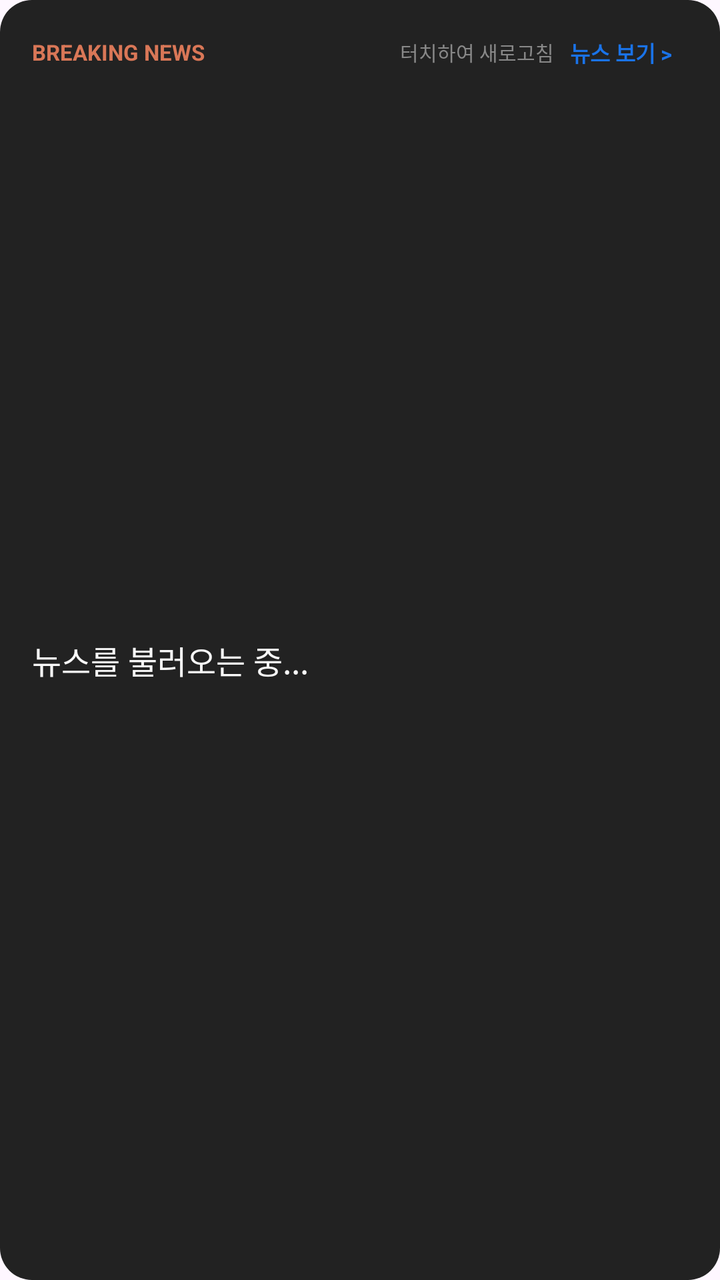
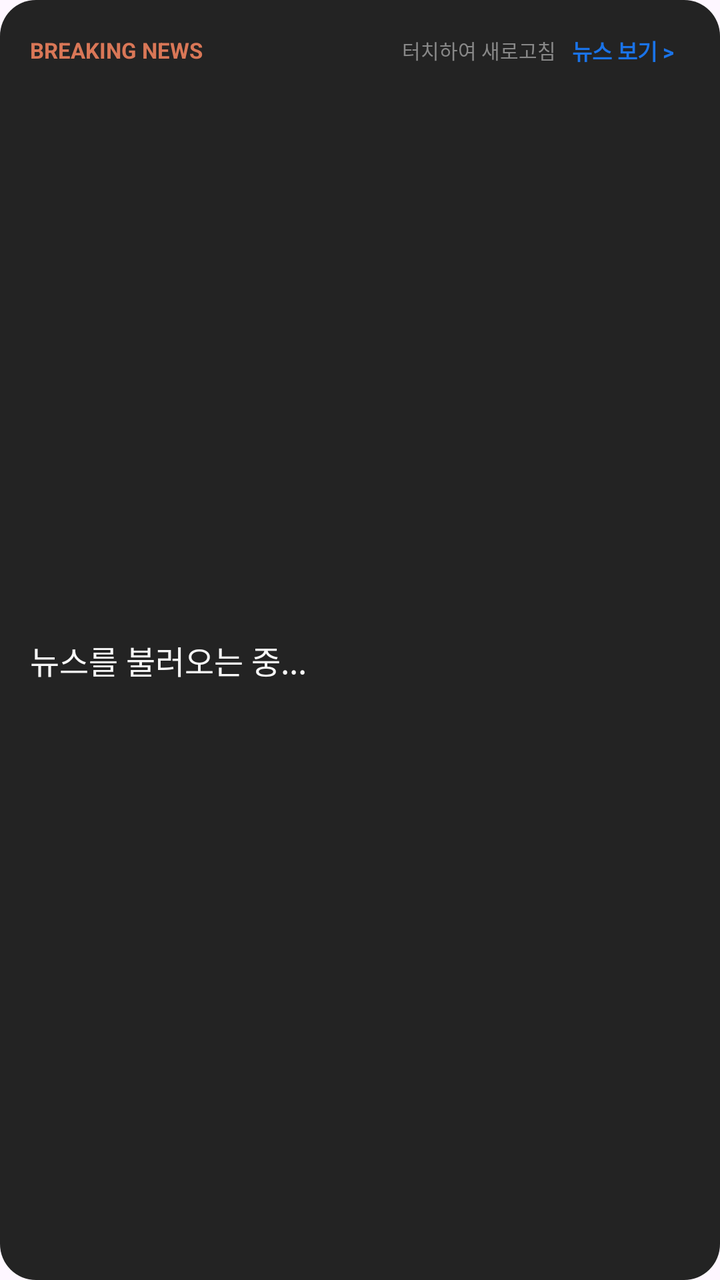

An Android layout rendered at two revisions. The XML below is the earlier revision; the diff shows what the commit changed to produce the second picture.
<!-- AndroidManifest.xml: application theme Theme.NewsWidget -->
<!-- res/layout/widget_news.xml -->
<?xml version="1.0" encoding="utf-8"?>
<LinearLayout xmlns:android="http://schemas.android.com/apk/res/android"
    android:id="@+id/widget_container"
    android:layout_width="match_parent"
    android:layout_height="match_parent"
    android:background="@drawable/widget_background"
    android:orientation="vertical"
    android:padding="16dp">

    <LinearLayout
        android:layout_width="match_parent"
        android:layout_height="wrap_content"
        android:orientation="horizontal"
        android:gravity="center_vertical">

        <TextView
            android:layout_width="0dp"
            android:layout_height="wrap_content"
            android:layout_weight="1"
            android:text="BREAKING NEWS"
            android:textColor="#D97757"
            android:textSize="11sp"
            android:textStyle="bold" />
        

        
        <TextView
            android:id="@+id/text_update_time"
            android:layout_width="wrap_content"
            android:layout_height="wrap_content"
            android:text="터치하여 새로고침"
            android:textColor="#888888"
            android:textSize="10sp"
            android:textStyle="normal"/>
        

        
        <TextView
            android:id="@+id/btn_open_news"
            android:layout_width="wrap_content"
            android:layout_height="wrap_content"
            android:text="뉴스 보기 >"
            android:textColor="#1A73E8"
            android:textSize="11sp"
            android:textStyle="bold"
            android:paddingStart="8dp"
            android:paddingEnd="8dp"
            android:paddingTop="2dp"
            android:paddingBottom="2dp" />
        

    </LinearLayout>

    <TextView
        android:id="@+id/text_news_headline"
        android:layout_width="match_parent"
        android:layout_height="match_parent"
        android:gravity="center_vertical"
        android:ellipsize="end"
        android:maxLines="3"
        android:text="뉴스를 불러오는 중..."
        android:textColor="#F8F8F8"
        android:textSize="16sp"
        android:textStyle="normal" />
    

</LinearLayout>
<!-- resources referenced by this layout -->
<resources>
  <!-- drawable widget_background (drawable) -->
  <?xml version="1.0" encoding="utf-8"?>
  <shape xmlns:android="http://schemas.android.com/apk/res/android"
      android:shape="rectangle">
  
      
      <solid android:color="#222222" />
  
      
      <corners android:radius="16dp" />
  
  </shape>
  <style name="Theme.NewsWidget" parent="Base.Theme.NewsWidget" />
  <style name="Base.Theme.NewsWidget" parent="Theme.Material3.DayNight.NoActionBar">
          
          
      </style>
</resources>

<!-- the commit's change to res/layout/widget_news.xml (unified diff, before → after) -->
@@ -5,7 +5,8 @@
     android:layout_height="match_parent"
     android:background="@drawable/widget_background"
     android:orientation="vertical"
-    android:padding="16dp">
+    android:padding="15dp">
+    
 
     <LinearLayout
         android:layout_width="match_parent"
@@ -13,6 +14,7 @@
         android:orientation="horizontal"
         android:gravity="center_vertical">
 
+        
         <TextView
             android:layout_width="0dp"
             android:layout_height="wrap_content"
@@ -31,7 +33,7 @@
             android:text="터치하여 새로고침"
             android:textColor="#888888"
             android:textSize="10sp"
-            android:textStyle="normal"/>
+            android:textStyle="normal" />
         
 
         
@@ -51,6 +53,7 @@
 
     </LinearLayout>
 
+    
     <TextView
         android:id="@+id/text_news_headline"
         android:layout_width="match_parent"
<!-- resource entries referenced after the edit -->
@@ -6,10 +6,10 @@
       android:shape="rectangle">
   
       
-      <solid android:color="#222222" />
+      <solid android:color="#232323" />
   
       
-      <corners android:radius="16dp" />
+      <corners android:radius="18dp" />
   
   </shape>
   <style name="Theme.NewsWidget" parent="Base.Theme.NewsWidget" />
